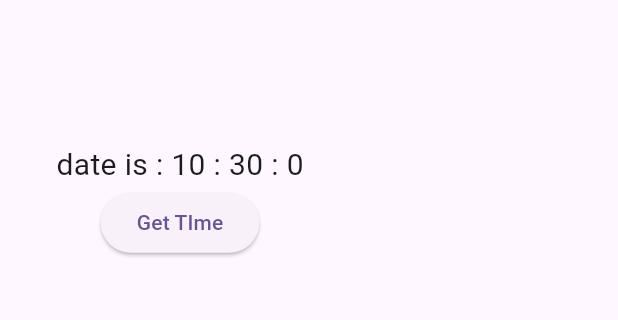
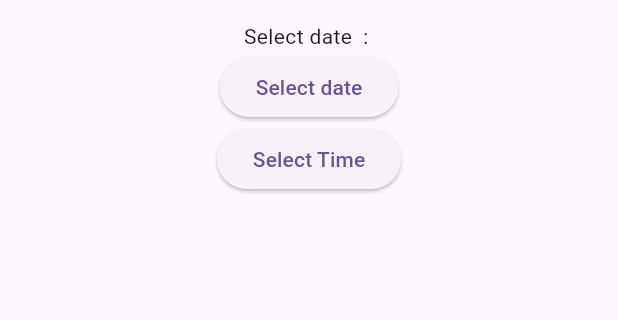
Before and after one commit to sabin79/flutter_widgets, a Flutter app: the screen it shows after launch, on a phone screen of 412 x 824 dp, the part 63-383 px from its top. Run offline on Flutter 3.47's test engine with Material 3 defaults, Android fonts, the phone set to English and light mode, and no system bars.

Commit message:
date and time

```diff
--- /dev/null
+++ b/lib/date_and_time/screen/date_time_picker.dart
@@ -0,0 +1,60 @@
+import 'package:flutter/material.dart';
+import 'package:intl/intl.dart';
+
+class DateTimePickerPage extends StatefulWidget {
+  const DateTimePickerPage({super.key});
+
+  @override
+  State<DateTimePickerPage> createState() => _DateTimePickerPageState();
+}
+
+class _DateTimePickerPageState extends State<DateTimePickerPage> {
+  @override
+  Widget build(BuildContext context) {
+    return Scaffold(
+      appBar: AppBar(
+        title: Text("date and time"),
+        centerTitle: true,
+      ),
+      body: Center(
+        child: Column(
+          children: [
+            Text("Select date  : "),
+            ElevatedButton(
+              onPressed: () async {
+                DateTime? datepicked = await showDatePicker(
+                  context: context,
+                  firstDate: DateTime(2000),
+                  initialDate: DateTime.now(),
+                  lastDate: DateTime(2026),
+                );
+
+                if (datepicked != null) {
+                  print("selected Date: ${datepicked.year}");
+                  print("selected Date: ${datepicked.month}");
+                  print(
+                      "selected Date: ${DateFormat("jms").format(datepicked)}");
+                }
+              },
+              child: Text("Select date"),
+            ),
+            ElevatedButton(
+                onPressed: () async {
+                  TimeOfDay? pickedTime = await showTimePicker(
+                    context: context,
+                    initialTime: TimeOfDay.now(),
+                    initialEntryMode: TimePickerEntryMode.input,
+                  );
+
+                  if (pickedTime != null) {
+                    print(
+                        "selected Time: ${pickedTime.hour} : ${pickedTime.minute} ");
+                  }
+                },
+                child: Text("Select Time"))
+          ],
+        ),
+      ),
+    );
+  }
+}
--- a/lib/main.dart
+++ b/lib/main.dart
@@ -1,5 +1,8 @@
 import 'package:flutter/material.dart';
+import 'package:widget_learning/date_and_time/screen/date_format.dart';
 import 'package:widget_learning/date_and_time/screen/dateandtime.dart';
+
+import 'date_and_time/screen/date_time_picker.dart';
 
 void main() {
   runApp(const MyApp());
@@ -12,13 +15,15 @@ class MyApp extends StatelessWidget {
   @override
   Widget build(BuildContext context) {
     return MaterialApp(
+      debugShowCheckedModeBanner: false,
       title: 'Flutter Demo',
       theme: ThemeData(
-
         colorScheme: ColorScheme.fromSeed(seedColor: Colors.deepPurple),
         useMaterial3: true,
       ),
-     home: DateAndTime(),
+      // home: DateAndTime(),
+     // home: DateFormatPage(),
+      home: DateTimePickerPage(),
     );
   }
 }
--- a/pubspec.yaml
+++ b/pubspec.yaml
@@ -35,6 +35,7 @@ dependencies:
   # The following adds the Cupertino Icons font to your application.
   # Use with the CupertinoIcons class for iOS style icons.
   cupertino_icons: ^1.0.8
+  intl: ^0.20.2
 
 dev_dependencies:
   flutter_test:
```
Also changed, not shown: lib/date_and_time/screen/date_format.dart (+64 -0 lines), pubspec.lock.
